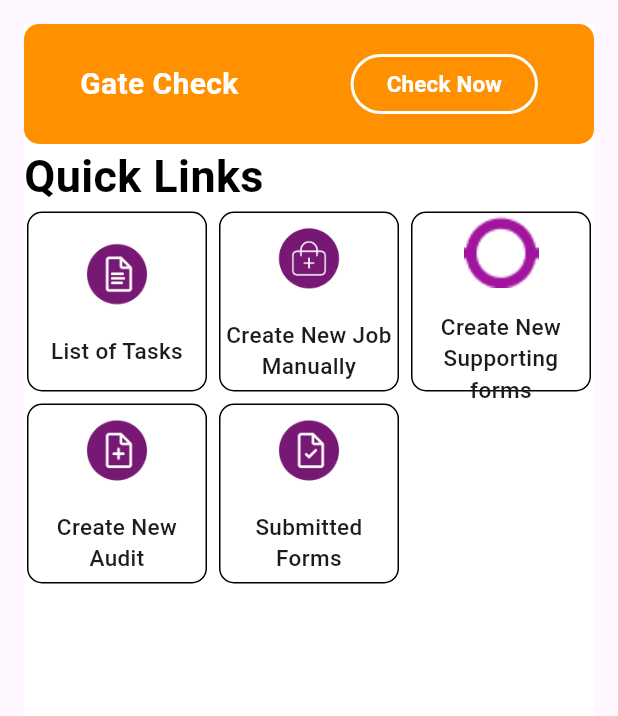
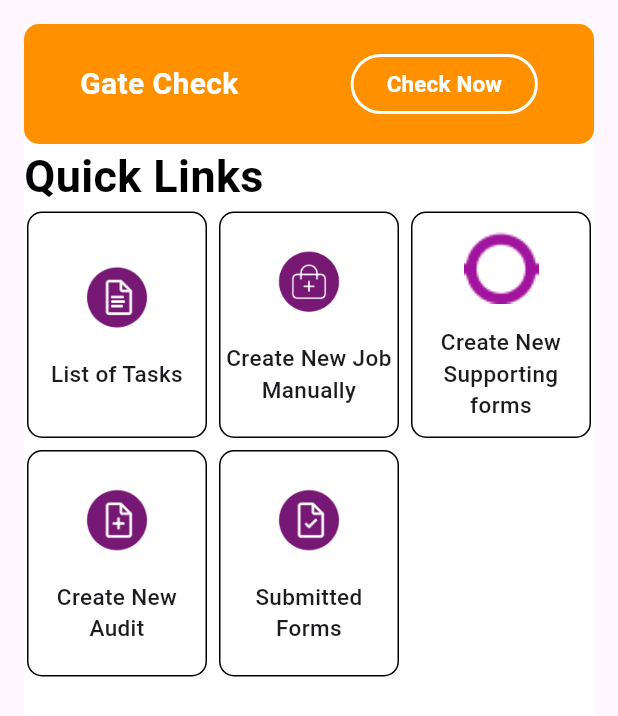
Before and after one commit to MahendranSelvaksi/flutter_bee_clone, a Flutter app: the QuickLinksSection widget shown alone on an empty page, opened directly, on a phone screen of 412 x 824 dp. Shown: the top 716 px of the screen. Run offline on Flutter 3.47's test engine with Material 3 defaults, Android fonts, the phone set to English and light mode, and no system bars; our stand-ins replace dio, fluttertoast, image_picker, internet_connection_checker_plus, logger and 4 more; missing offline and left inert: assorted_layout_widgets, dart:ffi; accounts and stored records are empty; generated files the repository leaves out were written again; network calls fail.

Commit message:
Dash board UI issue fixed.

```diff
--- a/lib/UI/DashBoardPage.dart
+++ b/lib/UI/DashBoardPage.dart
@@ -342,7 +342,7 @@ class _QuickLinksSection extends State<QuickLinksSection> {
               crossAxisCount: 3,
               shrinkWrap: true,
               primary: false,
-              childAspectRatio: 1.0,
+              childAspectRatio: 0.8,
               crossAxisSpacing: 4.0,
               // Reduced horizontal spacing
               mainAxisSpacing: 4.0,
@@ -351,7 +351,6 @@ class _QuickLinksSection extends State<QuickLinksSection> {
               children: List.generate(Utils.dashBoardMenu.length, (index) {
                 return Padding(
                   padding: const EdgeInsets.all(2.0),
-                  child: Container(
                   child: InkWell(
                     child: Container(
                       decoration: BoxDecoration(
@@ -382,7 +381,6 @@ class _QuickLinksSection extends State<QuickLinksSection> {
                     ),
                     onTap: () {
                     },
-                    ),
                   ),
                 );
               }),
--- a/lib/UI/gate_check_form.dart
+++ b/lib/UI/gate_check_form.dart
@@ -197,7 +197,7 @@ class _gateCheckState extends State<GateCheck> {
                     width: double.infinity,
                     child: ElevatedButton.icon(
                       onPressed: () {
-                        utils.showToast("Clicked Submit Button");
+                       // utils.showToast("Clicked Submit Button");
                         saveFormDataToDB();
                       },
                       label: const Text(
```
Lines whose indentation alone changed are shown as unchanged.
